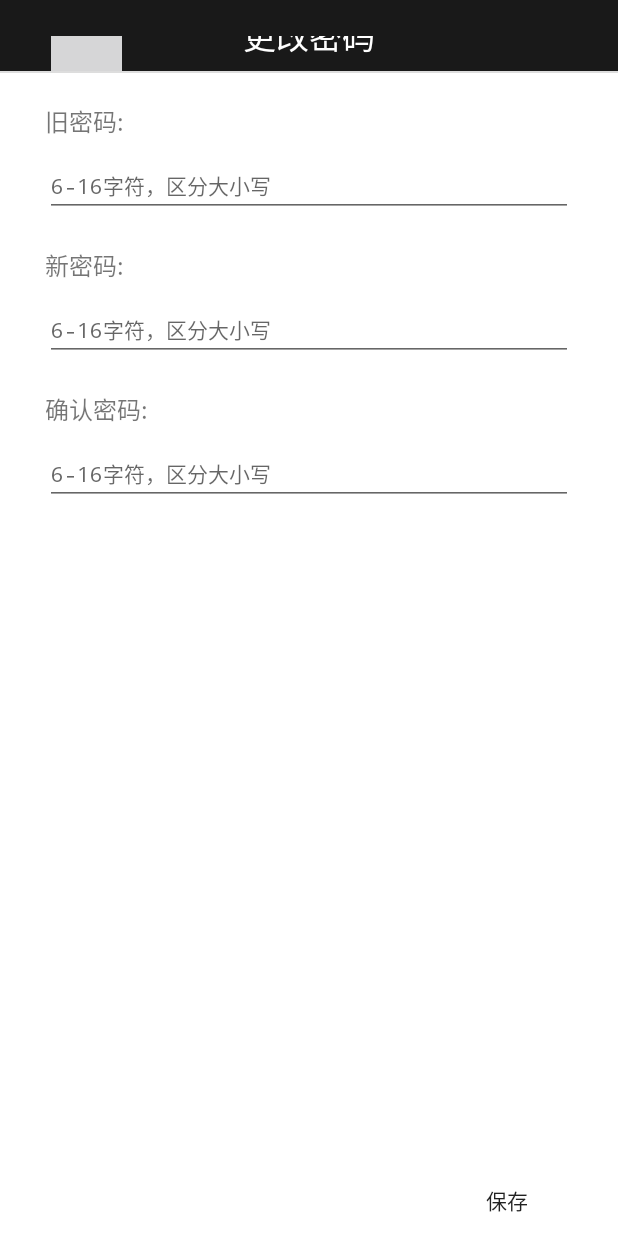
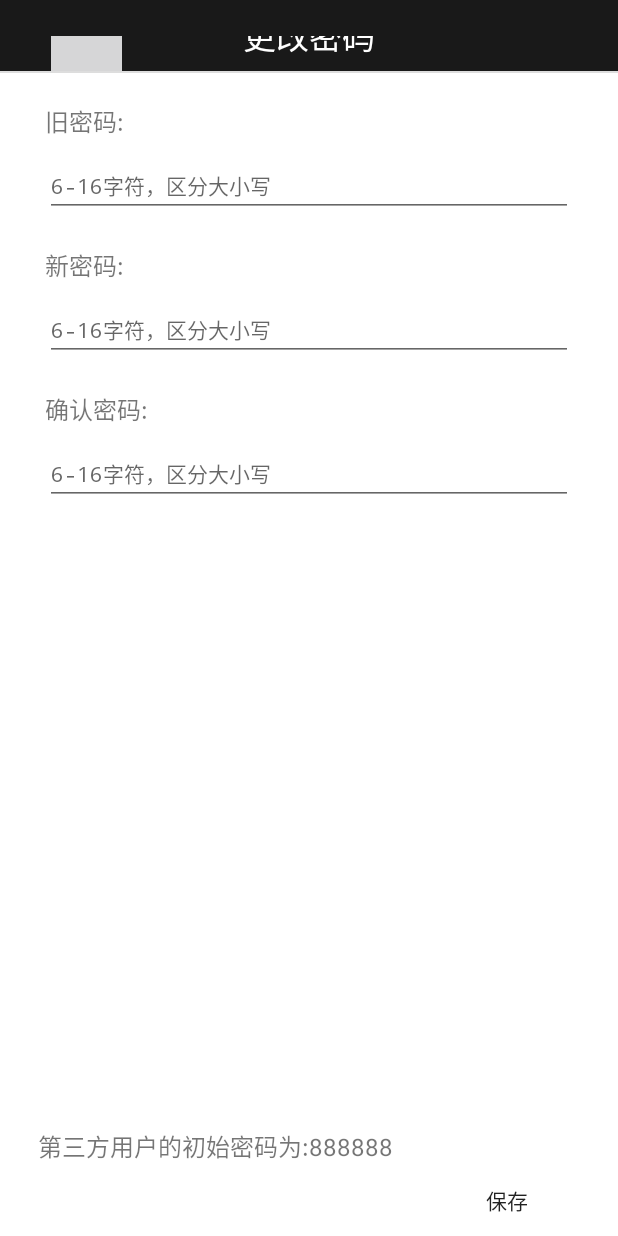
Before and after one commit to hitYOUcry/qxb, an Android app: the ChangePasswordAty screen opened directly, with no data from a screen before it, on a phone screen of 412 x 824 dp. Run offline under Robolectric (Android 15) with nearby library versions, the phone set to English and light mode, and no system bars; Roboto replaces fonts that are not available here.

Commit message:
modify password

```diff
--- a/app/src/main/java/com/qixingbang/qxb/activity/login/LoginActivity.java
+++ b/app/src/main/java/com/qixingbang/qxb/activity/login/LoginActivity.java
@@ -208,6 +208,10 @@ public class LoginActivity extends BaseActivity implements PlatformActionListene
                 new Response.Listener<JSONObject>() {
                     @Override
                     public void onResponse(JSONObject response) {
+                        if (response.optInt("result") == 300) {
+                            ToastUtil.toast(R.string.login_error);
+                            return;
+                        }
                         QAccount.saveToken(response.optString(TOKEN));
                         try {
                             QAccount.saveLoginInfo(userCode, SecurityUtil.encrypt(password));
--- a/app/src/main/res/layout/activity_change_password.xml
+++ b/app/src/main/res/layout/activity_change_password.xml
@@ -1,77 +1,92 @@
 <?xml version="1.0" encoding="utf-8"?>
 <LinearLayout
     xmlns:android="http://schemas.android.com/apk/res/android"
-    android:orientation="vertical"
     android:layout_width="match_parent"
     android:layout_height="match_parent"
+    android:background="#ffffff"
     android:fitsSystemWindows="true"
-    android:background="#ffffff">
+    android:orientation="vertical">
+
     <include
         android:id="@+id/title_bar"
         layout="@layout/common_titlebar"
         android:layout_width="match_parent"
         android:layout_height="@dimen/title_bar_height"/>
+
     <View
         android:id="@+id/divide_line"
-        android:layout_below="@id/title_bar"
         android:layout_width="match_parent"
         android:layout_height="1dp"
+        android:layout_below="@id/title_bar"
         android:background="#dddddd"/>
 
     <LinearLayout
         android:layout_width="match_parent"
         android:layout_height="0dp"
+        android:layout_weight="1"
+        android:orientation="vertical"
         android:paddingLeft="30dp"
-        android:paddingRight="30dp"
-        android:layout_weight="1"
-        android:orientation="vertical">
+        android:paddingRight="30dp">
+
         <TextView
             android:layout_width="wrap_content"
             android:layout_height="wrap_content"
             android:layout_marginTop="20dp"
-            android:textSize="@dimen/text_size_medium"
-            android:text="旧密码:"/>
+            android:text="旧密码:"
+            android:textSize="@dimen/text_size_medium"/>
+
         <EditText
             android:id="@+id/edt_old_pwd"
             android:layout_width="match_parent"
             android:layout_height="wrap_content"
+            android:layout_marginTop="10dp"
+            android:hint="6-16字符，区分大小写"
             android:inputType="textPassword"
             android:textSize="@dimen/text_size_small"
-            android:layout_marginTop="10dp"
-            android:hint="6-16字符，区分大小写"
             />
+
         <TextView
             android:layout_width="wrap_content"
             android:layout_height="wrap_content"
             android:layout_marginTop="20dp"
-            android:textSize="@dimen/text_size_medium"
-            android:text="新密码:"/>
+            android:text="新密码:"
+            android:textSize="@dimen/text_size_medium"/>
+
         <EditText
             android:id="@+id/edt_new_pwd"
             android:layout_width="match_parent"
             android:layout_height="wrap_content"
+            android:layout_marginTop="10dp"
+            android:hint="6-16字符，区分大小写"
             android:inputType="textPassword"
             android:textSize="@dimen/text_size_small"
-            android:layout_marginTop="10dp"
-            android:hint="6-16字符，区分大小写"
             />
+
         <TextView
             android:layout_width="wrap_content"
             android:layout_height="wrap_content"
             android:layout_marginTop="20dp"
-            android:textSize="@dimen/text_size_medium"
-            android:text="确认密码:"/>
+            android:text="确认密码:"
+            android:textSize="@dimen/text_size_medium"/>
+
         <EditText
             android:id="@+id/edt_repeat_new_pwd"
             android:layout_width="match_parent"
             android:layout_height="wrap_content"
-            android:inputType="textPassword"
-            android:textSize="@dimen/text_size_small"
             android:layout_marginTop="10dp"
             android:hint="6-16字符，区分大小写"
-            />
+            android:inputType="textPassword"
+            android:textSize="@dimen/text_size_small"/>
 
     </LinearLayout>
+
+    <TextView
+        android:layout_width="match_parent"
+        android:layout_height="wrap_content"
+        android:paddingLeft="25dp"
+        android:text="@string/original_password"
+        android:textSize="@dimen/text_size_48px"/>
+
     <Button
         android:id="@+id/btn_save_password"
         android:layout_width="wrap_content"
@@ -79,6 +94,6 @@
         android:layout_gravity="bottom|right"
         android:layout_marginRight="30dp"
         android:background="@android:color/transparent"
-        android:textSize="@dimen/text_size_small"
-        android:text="保存"/>
+        android:text="保存"
+        android:textSize="@dimen/text_size_small"/>
 </LinearLayout>
--- a/app/src/main/res/values/strings.xml
+++ b/app/src/main/res/values/strings.xml
@@ -33,7 +33,7 @@
     <string name="none_password">密码不能为空</string>
     <string name="password_not_same">两次输入密码不一致</string>
     <string name="input_error">用户名或密码为空！</string>
-    <string name="login_error">用户名或密码不存在！</string>
+    <string name="login_error">用户名或密码错误！</string>
     <string name="alreay_register">该号码已经注册过了，直接登录</string>
     <string name="connect_platform">连接指定平台中(请耐心等待)</string>
     <!-- login part end -->
@@ -130,6 +130,7 @@
     <string name="chang_folder">更改文件夹</string>
     <string name="change_user_hint">换个账号试试</string>
     <string name="switch_account">切换</string>
+    <string name="original_password">第三方用户的初始密码为:888888</string>
     <!-- SettingActivity End -->
     <!-- FeedbackActivity Start -->
     <string name="tel_content">电话：18810538830</string>
```
Also changed, not shown: app/src/main/java/com/qixingbang/qxb/activity/mine/changeInfo/ChangePasswordAty.java (+12 -6 lines), app/src/main/java/com/qixingbang/qxb/beans/QAccount.java (+8 -0 lines).
